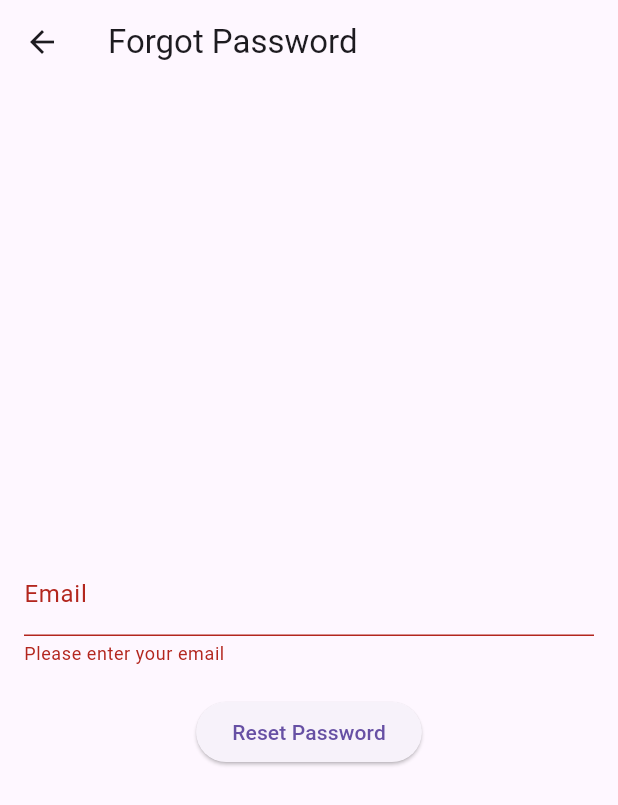
After one commit to PhearunVen/samnang_Ice_cream_rool, a Flutter app: the ForgotPassword screen opened directly, after a tap on "Reset Password", on a phone screen of 412 x 824 dp. The commit adds this screen. Shown: the top 805 px of the screen. Run offline on Flutter 3.47's test engine with Material 3 defaults, Android fonts, the phone set to English and light mode, and no system bars; our stand-ins replace firebase_auth, firebase_core, fl_chart; accounts and stored records are empty; network calls fail.

Commit message:
new change

```diff
--- a/lib/main.dart
+++ b/lib/main.dart
@@ -1,10 +1,11 @@
 import 'package:firebase_core/firebase_core.dart';
 import 'package:flutter/material.dart';
+import 'package:samnang_ice_cream_roll/firebase_options.dart';
 import 'package:samnang_ice_cream_roll/main_page.dart';
 
 void main() async {
   WidgetsFlutterBinding.ensureInitialized();
-  await Firebase.initializeApp();
+  await Firebase.initializeApp(options: DefaultFirebaseOptions.currentPlatform);
   runApp(const MyApp());
 }
 
--- /dev/null
+++ b/lib/widgets/forgot_password.dart
@@ -0,0 +1,91 @@
+import 'package:flutter/material.dart';
+import 'package:firebase_auth/firebase_auth.dart';
+
+class ForgotPassword extends StatefulWidget {
+  @override
+  _ForgotPasswordState createState() => _ForgotPasswordState();
+}
+
+class _ForgotPasswordState extends State<ForgotPassword> {
+  final FirebaseAuth _auth = FirebaseAuth.instance;
+  final TextEditingController _emailController = TextEditingController();
+  final _formKey = GlobalKey<FormState>();
+  bool _isLoading = false;
+
+  Future<void> _resetPassword() async {
+    if (!_formKey.currentState!.validate()) return;
+
+    setState(() {
+      _isLoading = true;
+    });
+
+    try {
+      await _auth.sendPasswordResetEmail(email: _emailController.text.trim());
+
+      // Show confirmation dialog and clear the email field on dialog close
+      showDialog(
+        context: context,
+        builder: (BuildContext context) {
+          return AlertDialog(
+            title: const Text('Password Reset'),
+            content: const Text(
+                'A password reset link has been sent to your email.'),
+            actions: <Widget>[
+              TextButton(
+                child: const Text('OK'),
+                onPressed: () {
+                  Navigator.of(context).pop(); // Close the dialog
+                  _emailController.clear(); // Clear the email input field
+                },
+              ),
+            ],
+          );
+        },
+      );
+    } on FirebaseAuthException catch (e) {
+      ScaffoldMessenger.of(context).showSnackBar(
+        SnackBar(content: Text(e.message ?? 'An error occurred')),
+      );
+    } finally {
+      setState(() {
+        _isLoading = false;
+      });
+    }
+  }
+
+  @override
+  Widget build(BuildContext context) {
+    return Scaffold(
+      appBar: AppBar(title: const Text('Forgot Password')),
+      body: Padding(
+        padding: const EdgeInsets.all(16.0),
+        child: Form(
+          key: _formKey,
+          child: Column(
+            mainAxisAlignment: MainAxisAlignment.center,
+            children: [
+              TextFormField(
+                controller: _emailController,
+                keyboardType: TextInputType.emailAddress,
+                decoration: const InputDecoration(labelText: 'Email'),
+                validator: (value) {
+                  if (value == null || value.isEmpty) {
+                    return 'Please enter your email';
+                  }
+                  return null;
+                },
+              ),
+              const SizedBox(height: 20),
+              _isLoading
+                  ? const CircularProgressIndicator()
+                  : ElevatedButton(
+                      onPressed: _resetPassword,
+                      child: const Text('Reset Password'),
+                    ),
+            ],
+          ),
+        ),
+      ),
+    );
+  }
+}
--- a/lib/widgets/sign_in.dart
+++ b/lib/widgets/sign_in.dart
@@ -1,5 +1,6 @@
 import 'package:firebase_auth/firebase_auth.dart';
 import 'package:flutter/material.dart';
+import 'package:samnang_ice_cream_roll/widgets/forgot_password.dart';
 import 'package:samnang_ice_cream_roll/widgets/my_colors.dart';
 
 class SignIn extends StatefulWidget {
@@ -129,7 +130,10 @@ class _SignInState extends State<SignIn> {
                   const Text("Lost your password? "),
                   InkWell(
                     onTap: () {
-                      // Navigate to a password reset page
+                      Navigator.push(
+                          context,
+                          MaterialPageRoute(
+                              builder: (context) => ForgotPassword()));
                     },
                     child: const Text(
                       "Reset password",
--- a/pubspec.yaml
+++ b/pubspec.yaml
@@ -37,6 +37,9 @@ dependencies:
   cupertino_icons: ^1.0.8
   fl_chart: ^0.69.0
   firebase_auth: ^5.3.2
+  intl: ^0.19.0
+  cloud_firestore: ^5.5.0
+  firebase_core: ^3.8.0
 
 
 dev_dependencies:
```
Also changed, not shown: lib/model/ice_cream_Item.dart (added, +17 -0 lines), lib/model/my_ice_cream_item.dart (added, +36 -0 lines), lib/pages/home_stuff.dart (+147 -102 lines), lib/pages/ice_cream_cart.dart (added, +56 -0 lines), lib/pages/order_page.dart (+60 -13 lines), pubspec.lock, 3 other files.
